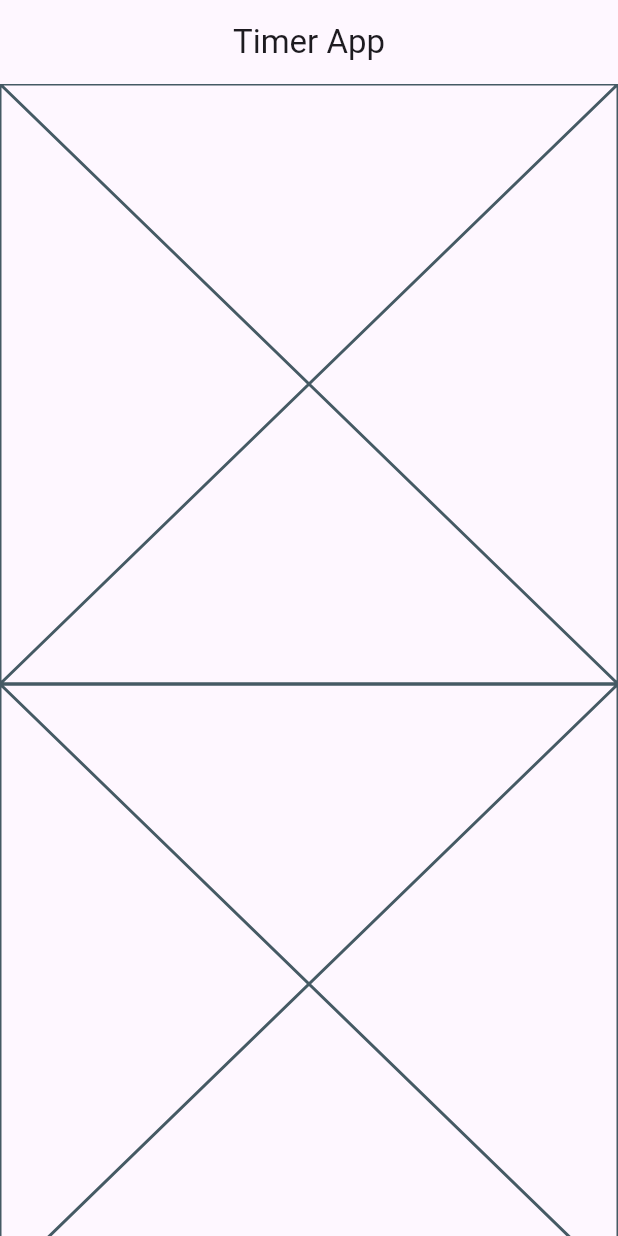
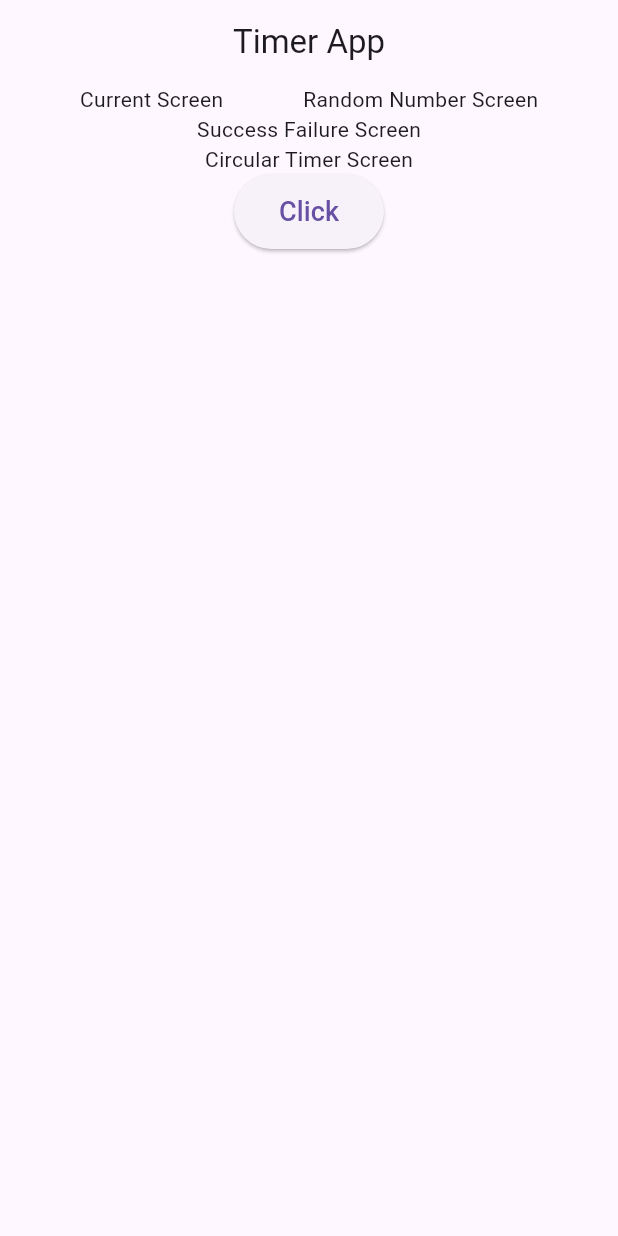
Before and after one commit to hetpatel4381/timer_app, a Flutter app: the screen it shows after launch, on a phone screen of 412 x 824 dp. Run offline on Flutter 3.47's test engine with Material 3 defaults, Android fonts, the phone set to English and light mode, and no system bars.

Commit message:
implemented the button-widget-screen

```diff
--- a/lib/pages/timer_screen.dart
+++ b/lib/pages/timer_screen.dart
@@ -17,8 +17,13 @@ class TimerScreen extends StatelessWidget {
       ),
       body: const Column(
         children: [
-          CurrentSecondWidget(),
-          RandomNumberWidget(),
+          Row(
+            mainAxisAlignment: MainAxisAlignment.spaceEvenly,
+            children: [
+              CurrentSecondWidget(),
+              RandomNumberWidget(),
+            ],
+          ),
           SuccessFailureWidget(),
           CircularTimerWidget(),
           ButtonWidget(),
--- a/lib/widgets/button_widget.dart
+++ b/lib/widgets/button_widget.dart
@@ -5,6 +5,12 @@ class ButtonWidget extends StatelessWidget {
 
   @override
   Widget build(BuildContext context) {
-    return const Placeholder();
+    return ElevatedButton(
+      onPressed: (){},
+      style: ElevatedButton.styleFrom(
+        minimumSize: const Size(100, 50),
+      ),
+      child: const Text('Click', style: TextStyle(fontSize: 18),),
+      );
   }
 }
--- a/lib/widgets/circular_timer.dart
+++ b/lib/widgets/circular_timer.dart
@@ -5,6 +5,6 @@ class CircularTimerWidget extends StatelessWidget {
 
   @override
   Widget build(BuildContext context) {
-    return const Placeholder();
+    return const Text('Circular Timer Screen');
   }
 }
--- a/lib/widgets/current_second.dart
+++ b/lib/widgets/current_second.dart
@@ -5,6 +5,6 @@ class CurrentSecondWidget extends StatelessWidget {
 
   @override
   Widget build(BuildContext context) {
-    return const Placeholder();
+    return const Text('Current Screen');
   }
 }
--- a/lib/widgets/random_number.dart
+++ b/lib/widgets/random_number.dart
@@ -5,6 +5,6 @@ class RandomNumberWidget extends StatelessWidget {
 
   @override
   Widget build(BuildContext context) {
-    return const Placeholder();
+    return const Text('Random Number Screen');
   }
 }
--- a/lib/widgets/success_failure.dart
+++ b/lib/widgets/success_failure.dart
@@ -5,6 +5,6 @@ class SuccessFailureWidget extends StatelessWidget {
 
   @override
   Widget build(BuildContext context) {
-    return const Placeholder();
+    return const Text('Success Failure Screen');
   }
 }
```
